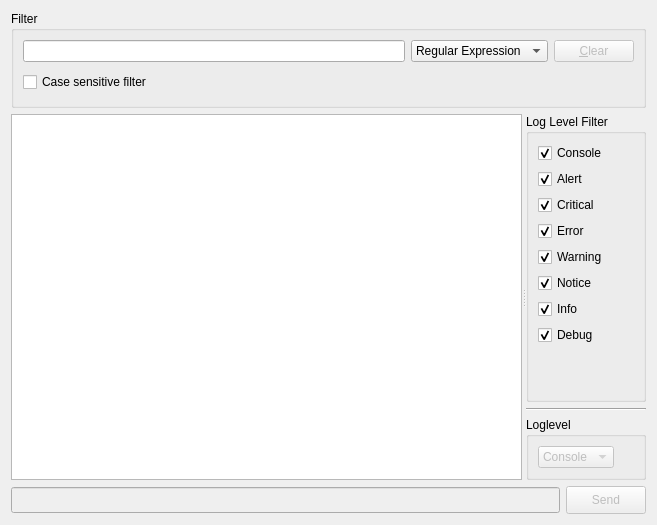
The window that jmesquita/fsgui/src/plugins/consoleplugin/consoletabwidget.ui (freeswitch/freeswitch-contrib) describes before a commit, drawn with Qt 5.
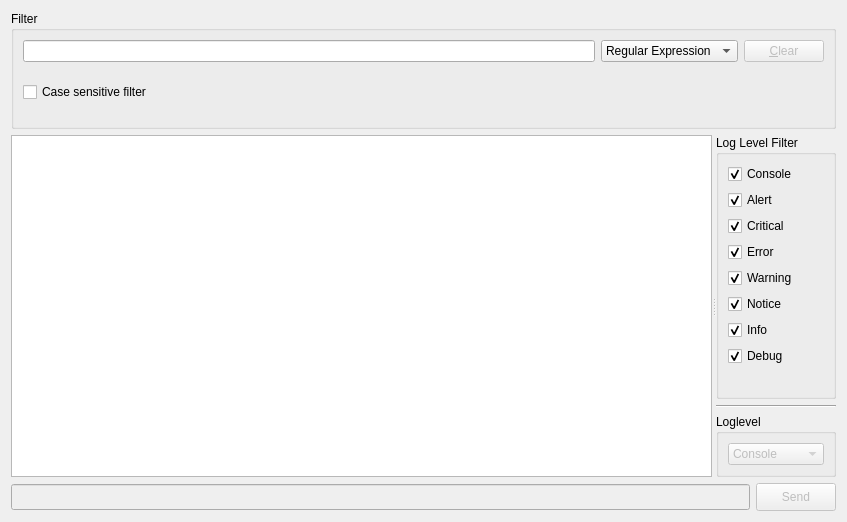
The same window after the commit.

Commit message: Fix layout for mac

Patch:
```diff
--- a/jmesquita/fsgui/src/plugins/consoleplugin/consoletabwidget.ui
+++ b/jmesquita/fsgui/src/plugins/consoleplugin/consoletabwidget.ui
@@ -6,31 +6,25 @@
    <rect>
     <x>0</x>
     <y>0</y>
-    <width>657</width>
-    <height>525</height>
+    <width>847</width>
+    <height>522</height>
    </rect>
   </property>
   <property name="windowTitle">
    <string>Form</string>
   </property>
-  <layout class="QVBoxLayout" name="verticalLayout_5">
+  <layout class="QVBoxLayout" name="verticalLayout_4">
    <item>
     <widget class="QGroupBox" name="groupBox_2">
      <property name="maximumSize">
       <size>
        <width>16777215</width>
-       <height>97</height>
+       <height>118</height>
       </size>
      </property>
      <property name="title">
       <string>Filter</string>
      </property>
-     <property name="flat">
-      <bool>false</bool>
-     </property>
-     <property name="checkable">
-      <bool>false</bool>
-     </property>
      <layout class="QVBoxLayout" name="verticalLayout_2">
       <item>
        <layout class="QHBoxLayout" name="horizontalLayout_3">
@@ -102,8 +96,8 @@
           </property>
           <property name="sizeHint" stdset="0">
            <size>
-            <width>448</width>
-            <height>20</height>
+            <width>627</width>
+            <height>13</height>
            </size>
           </property>
          </spacer>
@@ -129,12 +123,7 @@
        <enum>QListView::SinglePass</enum>
       </property>
      </widget>
-     <widget class="QWidget" name="layoutWidget">
-      <layout class="QVBoxLayout" name="verticalLayout_4">
-       <property name="sizeConstraint">
-        <enum>QLayout::SetMaximumSize</enum>
-       </property>
-       <item>
+     <widget class="QWidget" name="">
         <layout class="QVBoxLayout" name="verticalLayout_3">
          <property name="sizeConstraint">
           <enum>QLayout::SetMaximumSize</enum>
@@ -254,8 +243,6 @@
            </property>
           </widget>
          </item>
-        </layout>
-       </item>
        <item>
         <widget class="QGroupBox" name="groupBox_3">
          <property name="maximumSize">
@@ -267,7 +254,7 @@
          <property name="title">
           <string>Loglevel</string>
          </property>
-         <layout class="QFormLayout" name="formLayout">
+         <layout class="QGridLayout" name="gridLayout">
           <item row="0" column="0">
            <widget class="QComboBox" name="comboLogLevel">
             <property name="enabled">
```
Left out of the diff: 2 changed lines with no effect on the pictures. Lines whose indentation alone changed are shown as unchanged.
